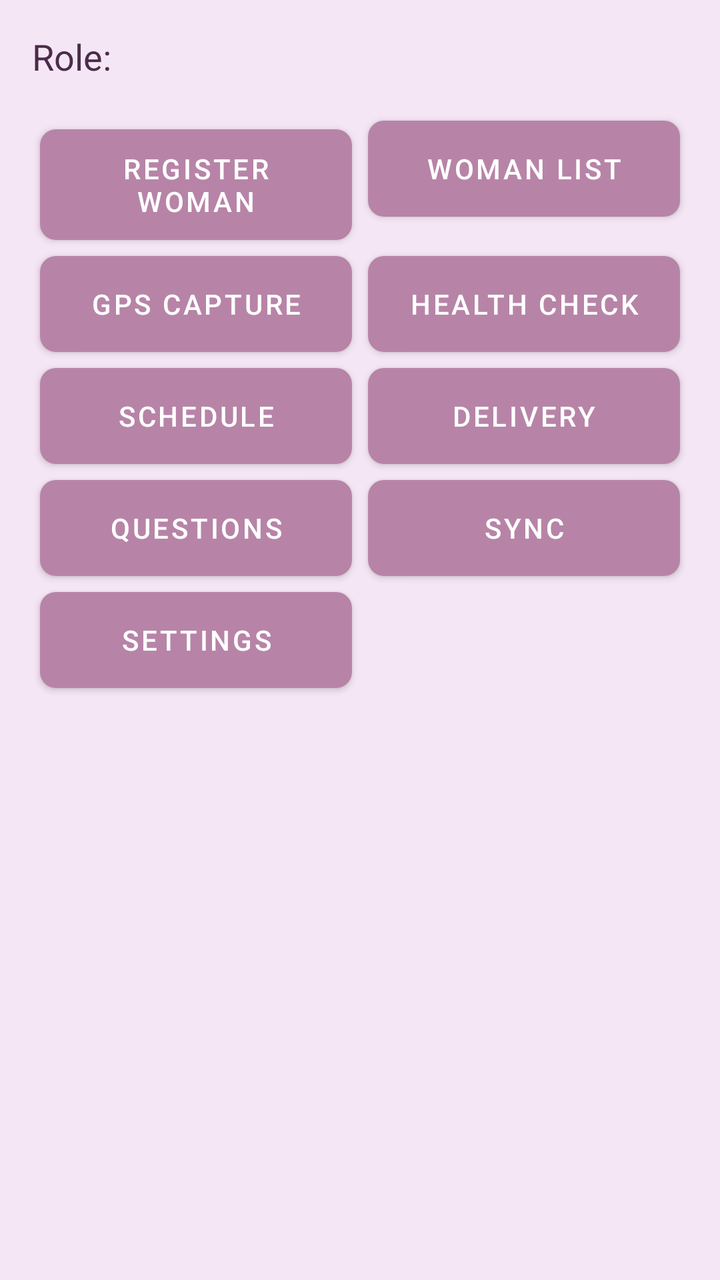
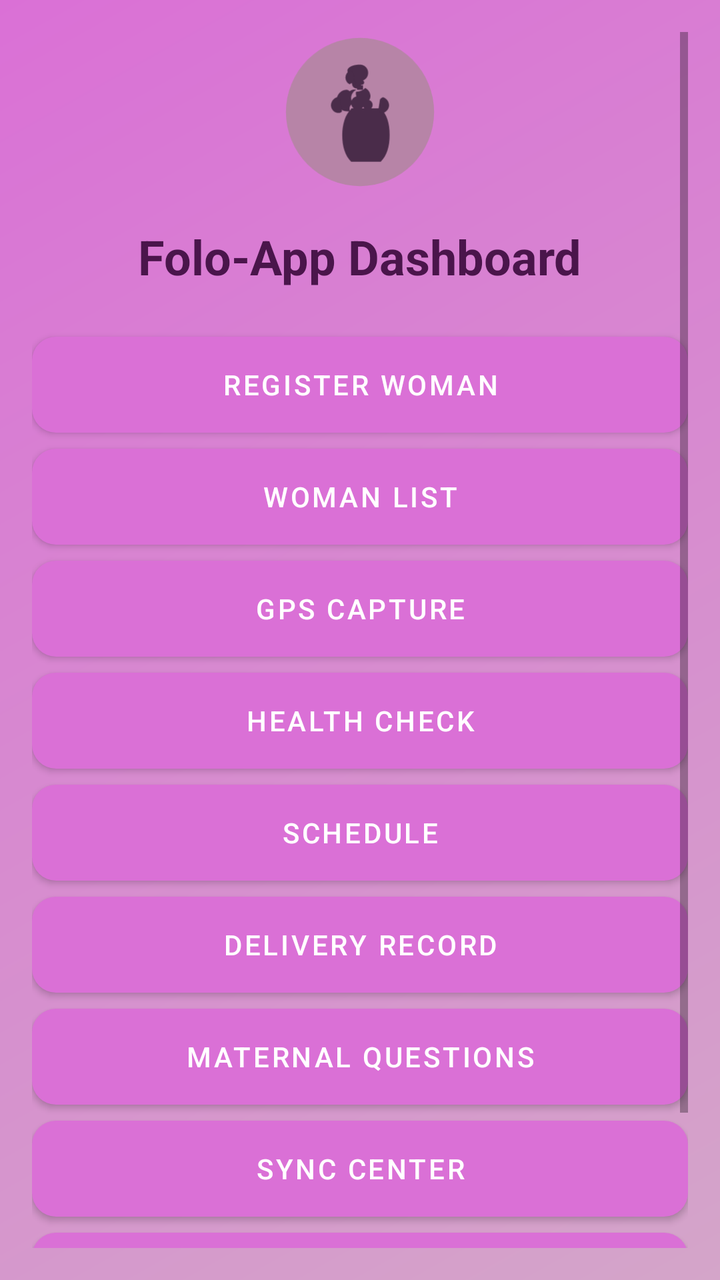

Screens rendered from an Android XML layout before and after an edit, with the pre-edit source and the edit as a unified diff.
<!-- AndroidManifest.xml: application theme Theme.FoloApp -->
<!-- res/layout/activity_main.xml -->
<?xml version="1.0" encoding="utf-8"?>
<ScrollView xmlns:android="http://schemas.android.com/apk/res/android"
    android:layout_width="match_parent"
    android:layout_height="match_parent"
    android:background="@color/bg_main">

    <LinearLayout
        android:layout_width="match_parent"
        android:layout_height="wrap_content"
        android:orientation="vertical"
        android:padding="16dp">

        <TextView
            android:id="@+id/tvRole"
            android:layout_width="wrap_content"
            android:layout_height="wrap_content"
            android:text="Role: "
            android:textSize="18sp"
            android:textColor="@color/text_primary"
            android:layout_marginBottom="16dp"/>

        <GridLayout
            android:layout_width="match_parent"
            android:layout_height="wrap_content"
            android:columnCount="2"
            android:alignmentMode="alignMargins">

            <Button
                android:id="@+id/btnRegister"
                android:layout_width="0dp"
                android:layout_height="wrap_content"
                android:layout_columnWeight="1"
                android:text="Register Woman"
                android:background="@drawable/bg_purple_button"
                android:textColor="@color/text_on_button"
                android:layout_margin="4dp"/>

            <Button
                android:id="@+id/btnWomanList"
                android:layout_width="0dp"
                android:layout_height="wrap_content"
                android:layout_columnWeight="1"
                android:text="Woman List"
                android:background="@drawable/bg_purple_button"
                android:textColor="@color/text_on_button"
                android:layout_margin="4dp"/>

            <Button
                android:id="@+id/btnGpsCapture"
                android:layout_width="0dp"
                android:layout_height="wrap_content"
                android:layout_columnWeight="1"
                android:text="GPS Capture"
                android:background="@drawable/bg_purple_button"
                android:textColor="@color/text_on_button"
                android:layout_margin="4dp"/>

            <Button
                android:id="@+id/btnHealthCheck"
                android:layout_width="0dp"
                android:layout_height="wrap_content"
                android:layout_columnWeight="1"
                android:text="Health Check"
                android:background="@drawable/bg_purple_button"
                android:textColor="@color/text_on_button"
                android:layout_margin="4dp"/>

            <Button
                android:id="@+id/btnSchedule"
                android:layout_width="0dp"
                android:layout_height="wrap_content"
                android:layout_columnWeight="1"
                android:text="Schedule"
                android:background="@drawable/bg_purple_button"
                android:textColor="@color/text_on_button"
                android:layout_margin="4dp"/>

            <Button
                android:id="@+id/btnDelivery"
                android:layout_width="0dp"
                android:layout_height="wrap_content"
                android:layout_columnWeight="1"
                android:text="Delivery"
                android:background="@drawable/bg_purple_button"
                android:textColor="@color/text_on_button"
                android:layout_margin="4dp"/>

            <Button
                android:id="@+id/btnQuestions"
                android:layout_width="0dp"
                android:layout_height="wrap_content"
                android:layout_columnWeight="1"
                android:text="Questions"
                android:background="@drawable/bg_purple_button"
                android:textColor="@color/text_on_button"
                android:layout_margin="4dp"/>

            <Button
                android:id="@+id/btnSync"
                android:layout_width="0dp"
                android:layout_height="wrap_content"
                android:layout_columnWeight="1"
                android:text="Sync"
                android:background="@drawable/bg_purple_button"
                android:textColor="@color/text_on_button"
                android:layout_margin="4dp"/>

            <Button
                android:id="@+id/btnSettings"
                android:layout_width="0dp"
                android:layout_height="wrap_content"
                android:layout_columnWeight="1"
                android:text="Settings"
                android:background="@drawable/bg_purple_button"
                android:textColor="@color/text_on_button"
                android:layout_margin="4dp"/>
        </GridLayout>
    </LinearLayout>
</ScrollView>
<!-- resources referenced by this layout -->
<resources>
  <color name="bg_main">#F5E6F5</color>
  <color name="text_on_button">#FFFFFF</color>
  <color name="text_primary">#4A2C4A</color>
  <!-- drawable bg_purple_button (drawable) -->
  <?xml version="1.0" encoding="utf-8"?>
  <shape xmlns:android="http://schemas.android.com/apk/res/android"
      android:shape="rectangle">
      <solid android:color="#B784A7"/>
      <corners android:radius="8dp"/>
  </shape>
  <style name="Theme.FoloApp" parent="Theme.MaterialComponents.DayNight.NoActionBar">
          <item name="colorPrimary">@color/mauve_primary</item>
          <item name="colorPrimaryVariant">@color/mauve_dark</item>
          <item name="colorOnPrimary">@color/text_on_button</item>
          <item name="colorSecondary">@color/orchid_primary</item>
          <item name="colorSecondaryVariant">@color/orchid_light</item>
          <item name="android:colorBackground">@color/bg_main</item>
          <item name="colorSurface">@color/bg_card</item>
          <item name="colorOnSurface">@color/text_primary</item>
          <item name="android:statusBarColor">@color/mauve_dark</item>
      </style>
  <color name="mauve_primary">#B784A7</color>
  <color name="mauve_dark">#8B5A7C</color>
  <color name="orchid_primary">#DA70D6</color>
  <color name="orchid_light">#E6A8E6</color>
  <color name="bg_card">#EAD0EA</color>
</resources>

<!-- the commit's change to res/layout/activity_main.xml (unified diff, before → after) -->
@@ -2,118 +2,117 @@
 <ScrollView xmlns:android="http://schemas.android.com/apk/res/android"
     android:layout_width="match_parent"
     android:layout_height="match_parent"
-    android:background="@color/bg_main">
+    android:background="@drawable/bg_mauve_gradient"
+    android:padding="16dp">
 
     <LinearLayout
         android:layout_width="match_parent"
         android:layout_height="wrap_content"
         android:orientation="vertical"
-        android:padding="16dp">
+        android:gravity="center">
+
+        <ImageView
+            android:layout_width="80dp"
+            android:layout_height="80dp"
+            android:src="@drawable/ic_pregnant_woman"
+            android:layout_marginBottom="16dp"/>
 
         <TextView
-            android:id="@+id/tvRole"
             android:layout_width="wrap_content"
             android:layout_height="wrap_content"
-            android:text="Role: "
-            android:textSize="18sp"
+            android:text="Folo-App Dashboard"
+            android:textSize="24sp"
+            android:textStyle="bold"
             android:textColor="@color/text_primary"
-            android:layout_marginBottom="16dp"/>
+            android:layout_marginBottom="24dp"/>
 
-        <GridLayout
+        <Button
+            android:id="@+id/btnRegister"
             android:layout_width="match_parent"
             android:layout_height="wrap_content"
-            android:columnCount="2"
-            android:alignmentMode="alignMargins">
+            android:text="@string/register_woman"
+            android:background="@drawable/bg_purple_button"
+            android:textColor="@color/text_on_button"
+            android:layout_marginBottom="8dp"/>
 
-            <Button
-                android:id="@+id/btnRegister"
-                android:layout_width="0dp"
-                android:layout_height="wrap_content"
-                android:layout_columnWeight="1"
-                android:text="Register Woman"
-                android:background="@drawable/bg_purple_button"
-                android:textColor="@color/text_on_button"
-                android:layout_margin="4dp"/>
+        <Button
+            android:id="@+id/btnWomanList"
+            android:layout_width="match_parent"
+            android:layout_height="wrap_content"
+            android:text="@string/woman_list"
+            android:background="@drawable/bg_purple_button"
+            android:textColor="@color/text_on_button"
+            android:layout_marginBottom="8dp"/>
 
-            <Button
-                android:id="@+id/btnWomanList"
-                android:layout_width="0dp"
-                android:layout_height="wrap_content"
-                android:layout_columnWeight="1"
-                android:text="Woman List"
-                android:background="@drawable/bg_purple_button"
-                android:textColor="@color/text_on_button"
-                android:layout_margin="4dp"/>
+        <Button
+            android:id="@+id/btnGpsCapture"
+            android:layout_width="match_parent"
+            android:layout_height="wrap_content"
+            android:text="@string/gps_capture"
+            android:background="@drawable/bg_purple_button"
+            android:textColor="@color/text_on_button"
+            android:layout_marginBottom="8dp"/>
 
-            <Button
-                android:id="@+id/btnGpsCapture"
-                android:layout_width="0dp"
-                android:layout_height="wrap_content"
-                android:layout_columnWeight="1"
-                android:text="GPS Capture"
-                android:background="@drawable/bg_purple_button"
-                android:textColor="@color/text_on_button"
-                android:layout_margin="4dp"/>
+        <Button
+            android:id="@+id/btnHealthCheck"
+            android:layout_width="match_parent"
+            android:layout_height="wrap_content"
+            android:text="@string/health_check"
+            android:background="@drawable/bg_purple_button"
+            android:textColor="@color/text_on_button"
+            android:layout_marginBottom="8dp"/>
 
-            <Button
-                android:id="@+id/btnHealthCheck"
-                android:layout_width="0dp"
-                android:layout_height="wrap_content"
-                android:layout_columnWeight="1"
-                android:text="Health Check"
-                android:background="@drawable/bg_purple_button"
-                android:textColor="@color/text_on_button"
-                android:layout_margin="4dp"/>
+        <Button
+            android:id="@+id/btnSchedule"
+            android:layout_width="match_parent"
+            android:layout_height="wrap_content"
+            android:text="@string/schedule"
+            android:background="@drawable/bg_purple_button"
+            android:textColor="@color/text_on_button"
+            android:layout_marginBottom="8dp"/>
 
-            <Button
-                android:id="@+id/btnSchedule"
-                android:layout_width="0dp"
-                android:layout_height="wrap_content"
-                android:layout_columnWeight="1"
-                android:text="Schedule"
-                android:background="@drawable/bg_purple_button"
-                android:textColor="@color/text_on_button"
-                android:layout_margin="4dp"/>
+        <Button
+            android:id="@+id/btnDelivery"
+            android:layout_width="match_parent"
+            android:layout_height="wrap_content"
+            android:text="@string/delivery_record"
+            android:background="@drawable/bg_purple_button"
+            android:textColor="@color/text_on_button"
+            android:layout_marginBottom="8dp"/>
 
-            <Button
-                android:id="@+id/btnDelivery"
-                android:layout_width="0dp"
-                android:layout_height="wrap_content"
-                android:layout_columnWeight="1"
-                android:text="Delivery"
-                android:background="@drawable/bg_purple_button"
-                android:textColor="@color/text_on_button"
-                android:layout_margin="4dp"/>
+        <Button
+            android:id="@+id/btnQuestions"
+            android:layout_width="match_parent"
+            android:layout_height="wrap_content"
+            android:text="@string/questions"
+            android:background="@drawable/bg_purple_button"
+            android:textColor="@color/text_on_button"
+            android:layout_marginBottom="8dp"/>
 
-            <Button
-                android:id="@+id/btnQuestions"
-                android:layout_width="0dp"
-                android:layout_height="wrap_content"
-                android:layout_columnWeight="1"
-                android:text="Questions"
-                android:background="@drawable/bg_purple_button"
-                android:textColor="@color/text_on_button"
-                android:layout_margin="4dp"/>
+        <Button
+            android:id="@+id/btnSync"
+            android:layout_width="match_parent"
+            android:layout_height="wrap_content"
+            android:text="@string/sync_center"
+            android:background="@drawable/bg_purple_button"
+            android:textColor="@color/text_on_button"
+            android:layout_marginBottom="8dp"/>
 
-            <Button
-                android:id="@+id/btnSync"
-                android:layout_width="0dp"
-                android:layout_height="wrap_content"
-                android:layout_columnWeight="1"
-                android:text="Sync"
-                android:background="@drawable/bg_purple_button"
-                android:textColor="@color/text_on_button"
-                android:layout_margin="4dp"/>
+        <Button
+            android:id="@+id/btnExport"
+            android:layout_width="match_parent"
+            android:layout_height="wrap_content"
+            android:text="Export Data"
+            android:background="@drawable/bg_purple_button"
+            android:textColor="@color/text_on_button"
+            android:layout_marginBottom="8dp"/>
 
-            <Button
-                android:id="@+id/btnSettings"
-                android:layout_width="0dp"
-                android:layout_height="wrap_content"
-                android:layout_columnWeight="1"
-                android:text="Settings"
-                android:background="@drawable/bg_purple_button"
-                android:textColor="@color/text_on_button"
-                android:layout_margin="4dp"/>
-        </GridLayout>
+        <Button
+            android:id="@+id/btnSettings"
+            android:layout_width="match_parent"
+            android:layout_height="wrap_content"
+            android:text="@string/settings"
+            android:background="@drawable/bg_purple_button"
+            android:textColor="@color/text_on_button"/>
     </LinearLayout>
 </ScrollView>
<!-- resource entries referenced after the edit -->
@@ -1,30 +1,43 @@
 <!-- resources referenced by this layout -->
 <resources>
-  <color name="bg_main">#F5E6F5</color>
+  <color name="bg_main">#E8D0E8</color>
   <color name="text_on_button">#FFFFFF</color>
-  <color name="text_primary">#4A2C4A</color>
+  <color name="text_primary">#4A154B</color>
+  <!-- drawable bg_mauve_gradient (drawable) -->
+  <?xml version="1.0" encoding="utf-8"?>
+  <shape xmlns:android="http://schemas.android.com/apk/res/android"
+      android:shape="rectangle">
+      <gradient
+          android:startColor="#D4A5C9"
+          android:endColor="#DA70D6"
+          android:angle="135" />
+  </shape>
   <!-- drawable bg_purple_button (drawable) -->
   <?xml version="1.0" encoding="utf-8"?>
   <shape xmlns:android="http://schemas.android.com/apk/res/android"
       android:shape="rectangle">
-      <solid android:color="#B784A7"/>
-      <corners android:radius="8dp"/>
+      <solid android:color="#8B4C8B" />
+      <corners android:radius="12dp" />
   </shape>
-  <style name="Theme.FoloApp" parent="Theme.MaterialComponents.DayNight.NoActionBar">
-          <item name="colorPrimary">@color/mauve_primary</item>
-          <item name="colorPrimaryVariant">@color/mauve_dark</item>
+  <!-- drawable ic_pregnant_woman: vector/xml drawable (drawable, 2478 chars, omitted) -->
+  <string name="delivery_record">Delivery Record</string>
+  <string name="gps_capture">GPS Capture</string>
+  <string name="health_check">Health Check</string>
+  <string name="questions">Maternal Questions</string>
+  <string name="register_woman">Register Woman</string>
+  <string name="schedule">Schedule</string>
+  <string name="settings">Settings</string>
+  <string name="sync_center">Sync Center</string>
+  <string name="woman_list">Woman List</string>
+  <style name="Theme.FoloApp" parent="Theme.MaterialComponents.DayNight.DarkActionBar">
+          <item name="colorPrimary">@color/orchid_primary</item>
+          <item name="colorPrimaryVariant">#8B4C8B</item>
           <item name="colorOnPrimary">@color/text_on_button</item>
-          <item name="colorSecondary">@color/orchid_primary</item>
-          <item name="colorSecondaryVariant">@color/orchid_light</item>
-          <item name="android:colorBackground">@color/bg_main</item>
-          <item name="colorSurface">@color/bg_card</item>
-          <item name="colorOnSurface">@color/text_primary</item>
-          <item name="android:statusBarColor">@color/mauve_dark</item>
+          <item name="colorSecondary">@color/purple_card</item>
+          <item name="android:statusBarColor">@color/orchid_primary</item>
+          <item name="android:windowBackground">@color/bg_main</item>
       </style>
-  <color name="mauve_primary">#B784A7</color>
-  <color name="mauve_dark">#8B5A7C</color>
   <color name="orchid_primary">#DA70D6</color>
-  <color name="orchid_light">#E6A8E6</color>
-  <color name="bg_card">#EAD0EA</color>
+  <color name="purple_card">#EAD0EA</color>
 </resources>
 
